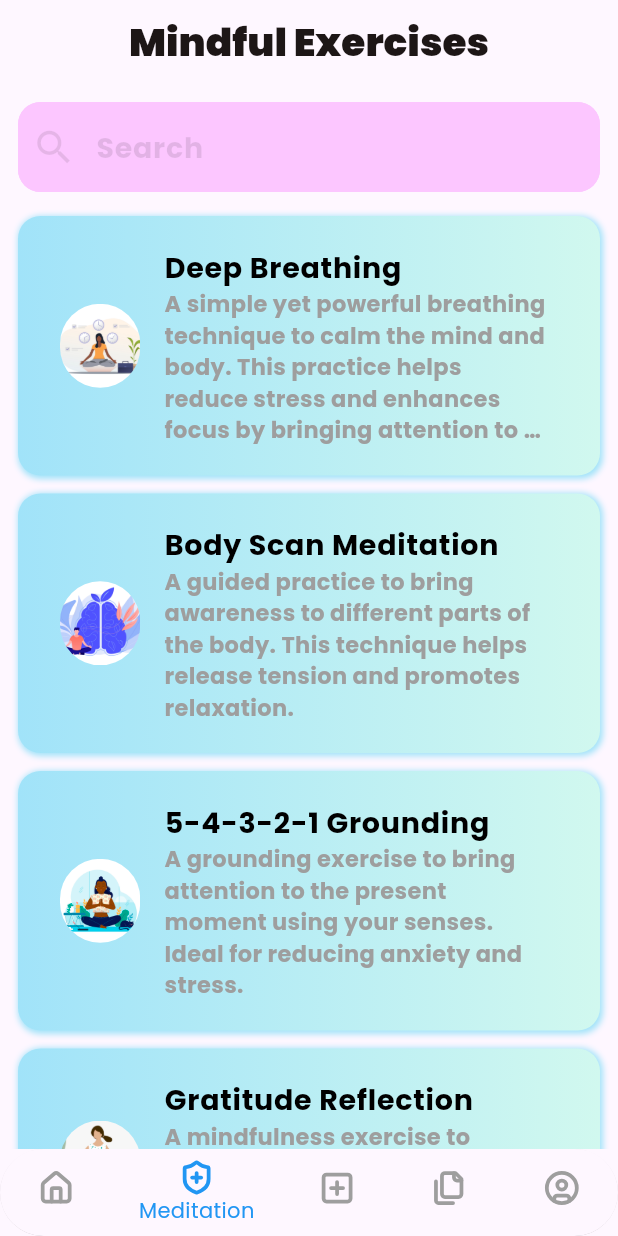
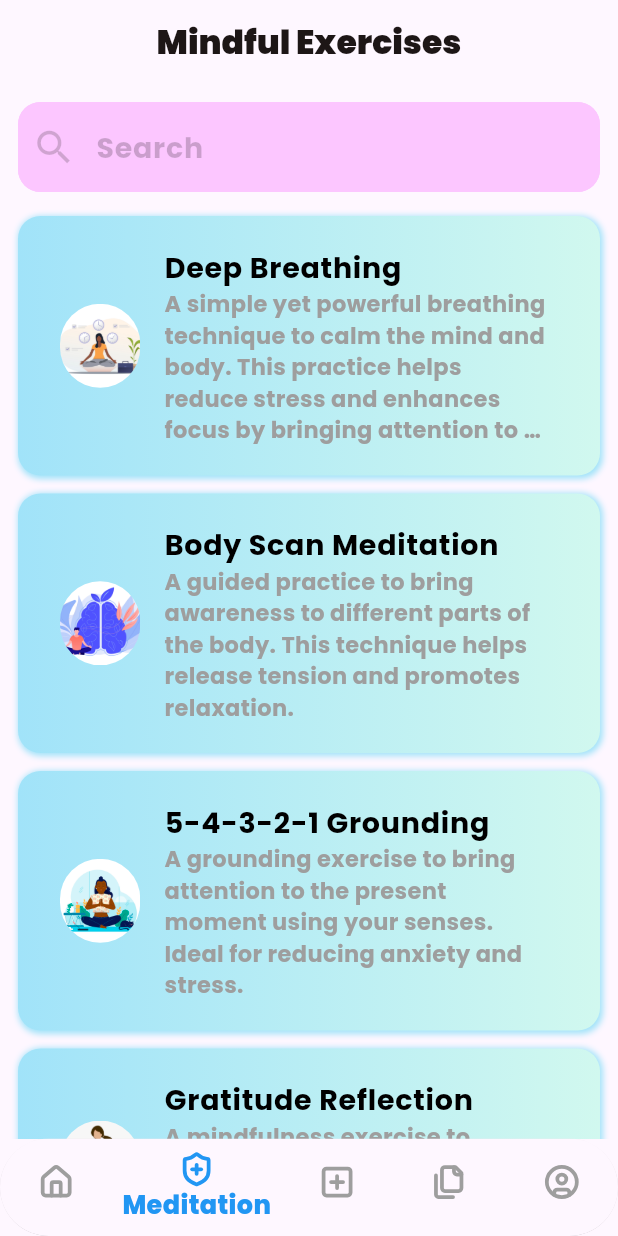
Before and after one commit to PAIshanMadusha/meditate-me-app, a Flutter app: the screen it shows after launch, item 2 of the bottom bar chosen, on a phone screen of 412 x 824 dp. Run offline on Flutter 3.47's test engine with Material 3 defaults, Android fonts, the phone set to English and light mode, and no system bars; our stand-ins replace flutter_svg, go_router, google_fonts, hive, hive_flutter, image_picker and 2 more; accounts and stored records are empty.

Commit message:
Final Touches

```diff
--- a/lib/pages/main_page.dart
+++ b/lib/pages/main_page.dart
@@ -6,6 +6,7 @@ import 'package:meditate_me_app/pages/main_pages/home_page.dart';
 import 'package:meditate_me_app/pages/main_pages/mindful_exercises_page.dart';
 import 'package:meditate_me_app/pages/main_pages/profile_page.dart';
 import 'package:meditate_me_app/utils/app_colors.dart';
+import 'package:meditate_me_app/utils/app_text_style.dart';
 
 class MainPage extends StatefulWidget {
   const MainPage({super.key});
@@ -16,7 +17,7 @@ class MainPage extends StatefulWidget {
 
 class _MainPageState extends State<MainPage> {
   //BottomNavigationBar OnTap:
-  int _selectedIndex = 4;
+  int _selectedIndex = 0;
 
   static const List<Widget> _pages = [
     HomePage(),
@@ -39,6 +40,11 @@ class _MainPageState extends State<MainPage> {
       bottomNavigationBar: ClipRRect(
         borderRadius: BorderRadius.circular(100),
         child: BottomNavigationBar(
+          selectedLabelStyle: AppTextStyle.kBodyStyle.copyWith(
+            color: AppColors.kBlueColor,
+            fontWeight: FontWeight.w800,
+            fontSize: 17,
+          ),
           onTap: _onItemTapped,
           currentIndex: _selectedIndex,
           items: [
--- a/lib/pages/main_pages/mindful_exercises_page.dart
+++ b/lib/pages/main_pages/mindful_exercises_page.dart
@@ -20,7 +20,7 @@ class MindfulExercisesPage extends StatelessWidget {
         title: Text(
           "Mindful Exercises",
           style: AppTextStyle.kMainTitleStyle.copyWith(
-            fontSize: 26,
+            fontSize: 22,
           ),
         ),
         centerTitle: true,
@@ -39,11 +39,11 @@ class MindfulExercisesPage extends StatelessWidget {
                     size: 30,
                   ),
                   // ignore: deprecated_member_use
-                  prefixIconColor: AppColors.kMainTitleColor.withOpacity(0.1),
+                  prefixIconColor: AppColors.kMainTitleColor.withOpacity(0.2),
                   hintText: "Search",
                   hintStyle: AppTextStyle.kTitleStyle.copyWith(
                     // ignore: deprecated_member_use
-                    color: AppColors.kBlackColor.withOpacity(0.1),
+                    color: AppColors.kBlackColor.withOpacity(0.2),
                   ),
                   fillColor: AppColors.kFChipContainerColor1,
                   filled: true,
--- a/lib/widgets/reusable/custom_text_input_feild.dart
+++ b/lib/widgets/reusable/custom_text_input_feild.dart
@@ -44,7 +44,7 @@ class CustomTextInputFeild extends StatelessWidget {
             20,
           ),
           borderSide: BorderSide(
-            color: AppColors.kFChipContainerColor1,
+            color: AppColors.kWhiteColor,
             width: 2,
           )
         ),
```
Also changed, not shown: lib/pages/main_pages/profile_page.dart (+67 -12 lines), lib/widgets/tabs/mindful_exercise_tab.dart (+0 -16 lines).
